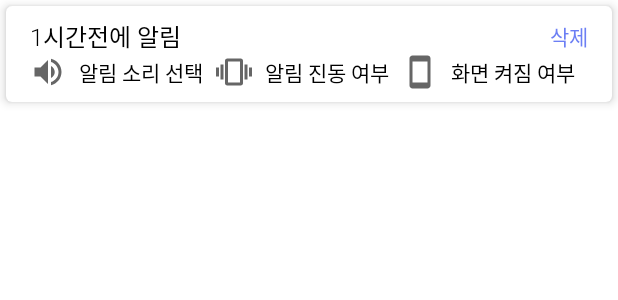
After one commit to pknujsp/CapstoneApp, an Android app: the layout item_view_notification.xml on its own in the app's theme, with its tools: preview values and no code run, on a phone screen of 412 x 824 dp. The commit adds this screen. Shown: the top 300 px of the screen. Run offline under Robolectric (Android 15) with nearby library versions, the phone set to English and light mode, and no system bars.

Commit message:
view notification 만들기

```diff
--- /dev/null
+++ b/app/src/main/res/drawable/ic_baseline_smartphone_24.xml
@@ -0,0 +1,10 @@
+<vector xmlns:android="http://schemas.android.com/apk/res/android"
+    android:width="24dp"
+    android:height="24dp"
+    android:viewportWidth="24"
+    android:viewportHeight="24"
+    android:tint="?attr/colorControlNormal">
+  <path
+      android:fillColor="@android:color/white"
+      android:pathData="M17,1.01L7,1c-1.1,0 -2,0.9 -2,2v18c0,1.1 0.9,2 2,2h10c1.1,0 2,-0.9 2,-2V3c0,-1.1 -0.9,-1.99 -2,-1.99zM17,19H7V5h10v14z"/>
+</vector>
--- /dev/null
+++ b/app/src/main/res/drawable/ic_baseline_vibration_24.xml
@@ -0,0 +1,10 @@
+<vector xmlns:android="http://schemas.android.com/apk/res/android"
+    android:width="24dp"
+    android:height="24dp"
+    android:viewportWidth="24"
+    android:viewportHeight="24"
+    android:tint="?attr/colorControlNormal">
+  <path
+      android:fillColor="@android:color/white"
+      android:pathData="M0,15h2L2,9L0,9v6zM3,17h2L5,7L3,7v10zM22,9v6h2L24,9h-2zM19,17h2L21,7h-2v10zM16.5,3h-9C6.67,3 6,3.67 6,4.5v15c0,0.83 0.67,1.5 1.5,1.5h9c0.83,0 1.5,-0.67 1.5,-1.5v-15c0,-0.83 -0.67,-1.5 -1.5,-1.5zM16,19L8,19L8,5h8v14z"/>
+</vector>
--- /dev/null
+++ b/app/src/main/res/drawable/ic_baseline_volume_up_24.xml
@@ -0,0 +1,10 @@
+<vector xmlns:android="http://schemas.android.com/apk/res/android"
+    android:width="24dp"
+    android:height="24dp"
+    android:viewportWidth="24"
+    android:viewportHeight="24"
+    android:tint="?attr/colorControlNormal">
+  <path
+      android:fillColor="@android:color/white"
+      android:pathData="M3,9v6h4l5,5L12,4L7,9L3,9zM16.5,12c0,-1.77 -1.02,-3.29 -2.5,-4.03v8.05c1.48,-0.73 2.5,-2.25 2.5,-4.02zM14,3.23v2.06c2.89,0.86 5,3.54 5,6.71s-2.11,5.85 -5,6.71v2.06c4.01,-0.91 7,-4.49 7,-8.77s-2.99,-7.86 -7,-8.77z"/>
+</vector>
--- a/app/src/main/res/layout/fragment_friends.xml
+++ b/app/src/main/res/layout/fragment_friends.xml
@@ -11,7 +11,10 @@
             android:id="@+id/recyclerView"
             android:layout_width="match_parent"
             android:layout_height="match_parent"
-            android:orientation="vertical" />
+            android:orientation="vertical" >
+
+
+        </androidx.recyclerview.widget.RecyclerView>
 
         <com.google.android.material.floatingactionbutton.FloatingActionButton
             android:id="@+id/floatingActionBtn"
--- /dev/null
+++ b/app/src/main/res/layout/item_view_friend.xml
@@ -0,0 +1,47 @@
+<?xml version="1.0" encoding="utf-8"?>
+<com.google.android.material.card.MaterialCardView xmlns:android="http://schemas.android.com/apk/res/android"
+    android:layout_width="match_parent"
+    xmlns:app="http://schemas.android.com/apk/res-auto"
+    android:layout_margin="4dp"
+    app:cardElevation="4dp"
+    android:layout_height="wrap_content">
+
+    <RelativeLayout
+        android:layout_width="match_parent"
+        android:layout_height="match_parent"
+        android:paddingLeft="16dp"
+        android:paddingRight="16dp"
+        android:paddingTop="8dp"
+        android:paddingBottom="8dp"
+        >
+
+
+   <TextView
+       android:layout_width="wrap_content"
+       android:layout_height="wrap_content"
+       android:layout_centerVertical="true"
+       android:id="@+id/friend"
+       android:textSize="16sp"
+       android:textColor="@color/black"
+       android:fontFamily="sans-serif-light"
+       android:layout_toLeftOf="@id/removeBtn"
+       android:text="@string/friendsname"
+       android:layout_alignParentLeft="true"/>
+
+        <TextView
+            android:id="@+id/removeBtn"
+            android:layout_width="wrap_content"
+            android:layout_height="wrap_content"
+            android:layout_alignParentRight="true"
+            android:layout_centerVertical="true"
+            android:background="?attr/selectableItemBackground"
+            android:clickable="true"
+            android:fontFamily="sans-serif-light"
+            android:text="@string/remove"
+            android:textAlignment="center"
+            android:textColor="@color/blue"
+            android:textSize="15sp" />
+
+    </RelativeLayout>
+
+</com.google.android.material.card.MaterialCardView>
--- /dev/null
+++ b/app/src/main/res/layout/item_view_notification.xml
@@ -0,0 +1,88 @@
+<?xml version="1.0" encoding="utf-8"?>
+<com.google.android.material.card.MaterialCardView xmlns:android="http://schemas.android.com/apk/res/android"
+    xmlns:app="http://schemas.android.com/apk/res-auto"
+    xmlns:tools="http://schemas.android.com/tools"
+    android:layout_width="match_parent"
+    android:layout_height="wrap_content"
+    android:layout_margin="4dp"
+    app:cardElevation="4dp">
+
+    <LinearLayout
+        android:layout_width="match_parent"
+        android:layout_height="wrap_content"
+        android:orientation="vertical"
+        android:paddingLeft="16dp"
+        android:paddingTop="8dp"
+        android:paddingRight="16dp"
+        android:paddingBottom="8dp">
+
+        <LinearLayout
+            android:layout_width="match_parent"
+            android:layout_height="wrap_content"
+            android:gravity="center_vertical">
+
+            <TextView
+                android:id="@+id/notificationWhatTime"
+                android:layout_width="0dp"
+                android:layout_height="wrap_content"
+                android:layout_weight="1"
+                android:fontFamily="sans-serif-light"
+                android:text="@string/notification_before_1_hours"
+                android:textColor="@color/black"
+                android:textSize="16sp" />
+
+            <TextView
+                android:id="@+id/removeBtn"
+                android:layout_width="wrap_content"
+                android:layout_height="wrap_content"
+                android:background="?attr/selectableItemBackground"
+                android:clickable="true"
+                android:fontFamily="sans-serif-light"
+                android:text="@string/remove"
+                android:textAlignment="center"
+                android:textColor="@color/blue"
+                android:textSize="14sp" />
+
+        </LinearLayout>
+
+        <LinearLayout
+            android:layout_width="match_parent"
+            android:layout_height="wrap_content"
+            android:gravity="center"
+            android:orientation="horizontal">
+
+            <TextView
+            android:id="@+id/sound"
+            android:layout_width="0dp"
+            android:layout_height="wrap_content"
+            android:layout_weight="1"
+            android:drawableLeft="@drawable/ic_baseline_volume_up_24"
+            android:gravity="center"
+            android:text="@string/notification_sound_selection"
+            android:textColor="@color/black"/>
+
+            <TextView
+                android:id="@+id/vibration"
+                android:layout_width="0dp"
+                android:layout_height="wrap_content"
+                android:layout_weight="1"
+                android:drawableLeft="@drawable/ic_baseline_vibration_24"
+                android:gravity="center"
+                android:text="@string/notification_vibration_switch"
+                android:textColor="@color/black"/>
+            <TextView
+                android:id="@+id/wakeUp"
+                android:layout_width="0dp"
+                android:layout_height="wrap_content"
+                android:layout_weight="1"
+                android:drawableLeft="@drawable/ic_baseline_smartphone_24"
+                android:gravity="center"
+                android:text="@string/notification_wakeup_switch"
+                android:textColor="@color/black"/>
+
+
+        </LinearLayout>
+
+    </LinearLayout>
+
+</com.google.android.material.card.MaterialCardView>
--- a/app/src/main/res/values/colors.xml
+++ b/app/src/main/res/values/colors.xml
@@ -7,4 +7,5 @@
     <color name="teal_700">#FF018786</color>
     <color name="black">#FF000000</color>
     <color name="white">#FFFFFFFF</color>
+    <color name="blue">#6C7FF4</color>
 </resources>
--- a/app/src/main/res/values/strings.xml
+++ b/app/src/main/res/values/strings.xml
@@ -42,4 +42,6 @@
     <string name="notification_basic_setting">알림 기본 설정</string>
     <string name="notification_screen_switch">화면 켜짐 여부</string>
     <string name="notification_default_settings">알림 기본 설정</string>
+    <string name="friendsname">친구 이름</string>
+    <string name="remove">삭제</string>
 </resources>
--- a/build.gradle
+++ b/build.gradle
@@ -5,7 +5,7 @@ buildscript {
         mavenCentral()
     }
     dependencies {
-        classpath "com.android.tools.build:gradle:4.2.1"
+        classpath 'com.android.tools.build:gradle:7.0.4'
 
         // NOTE: Do not place your application dependencies here; they belong
         // in the individual module build.gradle files
```
Also changed, not shown: gradle/wrapper/gradle-wrapper.properties.
